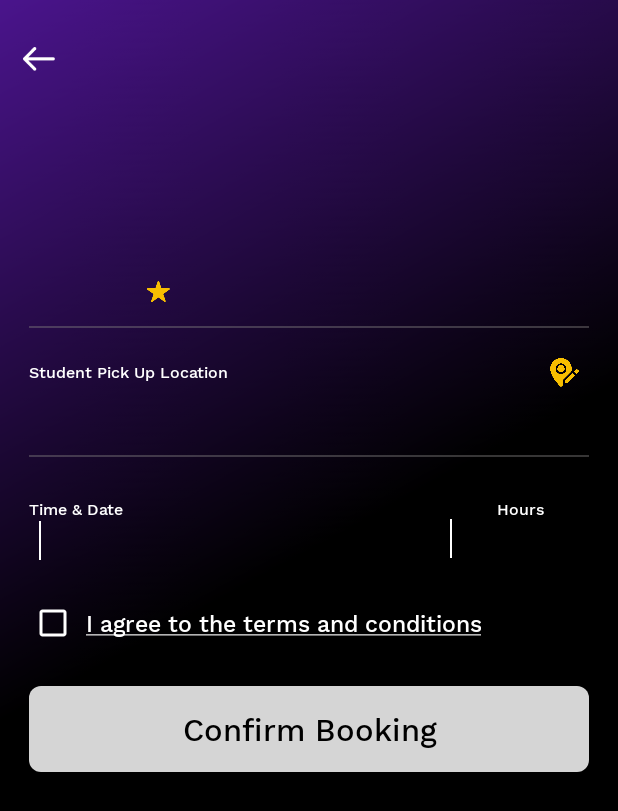
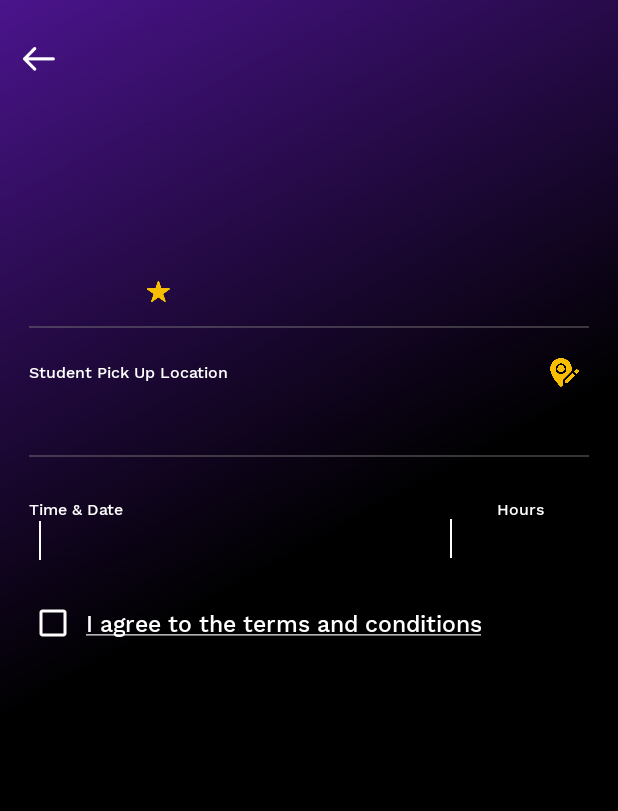
Before and after one commit to Azamat229/Tyro, an Android app: the ConfirmBookingActivity screen opened directly, with no data from a screen before it, on a phone screen of 412 x 824 dp. Shown: the top 811 px of the screen. Run offline under Robolectric (Android 15) with nearby library versions, the phone set to English and light mode, and no system bars; our stand-ins replace CircleImageView, Picasso, sdp/ssp sizes; pictures from the network do not load; 17 statements that could not run were skipped.

```diff
--- a/app/src/main/java/com/student/tyro/BookingWithCreditsSuccess.java
+++ b/app/src/main/java/com/student/tyro/BookingWithCreditsSuccess.java
@@ -134,7 +134,7 @@ public class BookingWithCreditsSuccess extends AppCompatActivity {
                                 int status = jsonObject.getInt("status");
                                 if (status == 1) {
                                     Toast.makeText(BookingWithCreditsSuccess.this, jsonObject.getString("message"), Toast.LENGTH_SHORT).show();
-                                    startActivity(new Intent(BookingWithCreditsSuccess.this, MainActivity.class));
+                                    startActivity(new Intent(BookingWithCreditsSuccess.this, BookingSuccess.class));
                                     finish();
                                 } else {
                                     Toast.makeText(BookingWithCreditsSuccess.this, jsonObject.getString("message"), Toast.LENGTH_SHORT).show();
--- a/app/src/main/java/com/student/tyro/ConfirmBookingActivity.java
+++ b/app/src/main/java/com/student/tyro/ConfirmBookingActivity.java
@@ -71,7 +71,7 @@ public class ConfirmBookingActivity extends AppCompatActivity {
     public static LinearLayout sliderDotspanel;
     CheckBox check;
     String sp_agree = "";
-    Button confrm_booking;
+    Button confrm_booking, take_by_credit;
     TextView tvprice;
     AppCompatTextView txt_terms;
     ImageView back, edit_location;
@@ -95,10 +95,11 @@ public class ConfirmBookingActivity extends AppCompatActivity {
         viewPager = findViewById(R.id.viewPager);
         sliderDotspanel = (LinearLayout) findViewById(R.id.SliderDots);
         confrm_booking = findViewById(R.id.btnConfirmBooking);
+        take_by_credit = findViewById(R.id.btnTakeByCredits);
         tvprice = findViewById(R.id.instruct_price);
         check = findViewById(R.id.check);
         back = findViewById(R.id.ivBack);
-        txt_take_by_credit = findViewById(R.id.txt_take_by_credit);
+//        txt_take_by_credit = findViewById(R.id.txt_take_by_credit);
         edit_location = findViewById(R.id.edit_location);
         tabLayout = findViewById(R.id.tabLayout);
         txt_terms = findViewById(R.id.txt_terms);
@@ -196,12 +197,14 @@ public class ConfirmBookingActivity extends AppCompatActivity {
                 if (check.isChecked()) {
                     sp_agree = "1";
                     confrm_booking.setBackgroundResource(R.drawable.bg_yellow_rounded);
-                    txt_take_by_credit.setTextColor(Color.parseColor("#F7BD01"));
+                    take_by_credit.setBackgroundResource(R.drawable.bg_yellow_rounded);
+//                    txt_take_by_credit.setTextColor(Color.parseColor("#F7BD01"));
 
                 } else {
                     sp_agree = "0";
                     confrm_booking.setBackgroundResource(R.drawable.bg_gray_rounded);
-                    txt_take_by_credit.setTextColor(Color.parseColor("#6F7E7D7D"));
+                    take_by_credit.setBackgroundResource(R.drawable.bg_gray_rounded);
+//                    txt_take_by_credit.setTextColor(Color.parseColor("#6F7E7D7D"));
                 }
             }
         });
@@ -273,7 +276,7 @@ public class ConfirmBookingActivity extends AppCompatActivity {
             }
         });
 
-        txt_take_by_credit.setOnClickListener(new View.OnClickListener() {
+        take_by_credit.setOnClickListener(new View.OnClickListener() {
             @Override
             public void onClick(View v) {
                 if (sp_agree.isEmpty() || sp_agree.equals("0")) {
@@ -311,6 +314,7 @@ public class ConfirmBookingActivity extends AppCompatActivity {
 
         sliderImg = new ArrayList<>();
         sliderImg.clear();
+
         if (networkConnection.isConnectingToInternet()) {
             get_slider_Details();
             get_credits();
@@ -415,7 +419,8 @@ public class ConfirmBookingActivity extends AppCompatActivity {
                         Log.e("CREDITS", String.valueOf(credits));
 
                         if (credits > 0) {
-                            txt_take_by_credit.setVisibility(View.VISIBLE);
+                            take_by_credit.setVisibility(View.VISIBLE);
+                            confrm_booking.setVisibility(View.GONE);
                         }
 
                     } catch (Exception e) {
--- a/app/src/main/java/com/student/tyro/Exampletimeslot.java
+++ b/app/src/main/java/com/student/tyro/Exampletimeslot.java
@@ -582,9 +582,10 @@ public class Exampletimeslot extends AppCompatActivity {
                                         priceInt = priceInt + 10;
                                         price = Float.toString(priceInt);//Now it will return "10"
                                         Log.e("PriceInt", price);
-                                    } else {
-                                        price = "50";
                                     }
+//                                    else {
+//                                        price = "50";
+//                                    }
 
 
                                     timeSlotModels.add(new TimeSlot(time_id, sp_id, from_time,
--- a/app/src/main/java/com/student/tyro/InstructorsDetailsActivity.java
+++ b/app/src/main/java/com/student/tyro/InstructorsDetailsActivity.java
@@ -311,9 +311,10 @@ public class InstructorsDetailsActivity extends AppCompatActivity {
                                 priceInt = priceInt + 10;
                                 price = Float.toString(priceInt);//Now it will return "10"
                                 Log.e("PriceInt", price);
-                            } else {
-                                price = "50";
                             }
+//                            else {
+//                                price = "50";
+//                            }
 
                             String badge = dataobject.optString("badge");
                             total_reviews = jsonObject.optString("total_reviews");
--- a/app/src/main/res/layout/activity_confirm_booking.xml
+++ b/app/src/main/res/layout/activity_confirm_booking.xml
@@ -406,20 +406,37 @@
 
         </LinearLayout>
 
-        <androidx.appcompat.widget.AppCompatTextView
-            android:id="@+id/txt_take_by_credit"
-            android:layout_width="wrap_content"
+<!--        <androidx.appcompat.widget.AppCompatTextView-->
+<!--            android:id="@+id/txt_take_by_credit"-->
+<!--            android:layout_width="wrap_content"-->
+<!--            android:layout_height="wrap_content"-->
+<!--            android:layout_gravity="center_horizontal"-->
+<!--            android:layout_marginStart="5dp"-->
+<!--            android:layout_marginTop="@dimen/_20sdp"-->
+<!--            android:visibility="gone"-->
+<!--            android:fontFamily="@font/worksans_medium"-->
+<!--            android:text="@string/take_by_credit"-->
+<!--            android:textColor="@color/colorWhite"-->
+<!--            android:textSize="@dimen/_12sdp" />-->
+
+        <androidx.appcompat.widget.AppCompatButton
+            android:id="@+id/btnTakeByCredits"
+            android:layout_width="match_parent"
             android:layout_height="wrap_content"
-            android:layout_gravity="center_horizontal"
-            android:layout_marginStart="5dp"
+            android:layout_alignParentBottom="true"
             android:layout_marginTop="@dimen/_20sdp"
+            android:background="@drawable/bg_rounded"
+            android:paddingStart="@dimen/_20sdp"
             android:visibility="gone"
-            android:fontFamily="@font/worksans_medium"
+            android:paddingLeft="@dimen/_20sdp"
+            android:paddingTop="@dimen/_10sdp"
+            android:paddingEnd="@dimen/_20sdp"
+            android:paddingRight="@dimen/_20sdp"
+            android:paddingBottom="@dimen/_10sdp"
             android:text="@string/take_by_credit"
-            android:textColor="@color/colorWhite"
-            android:textSize="@dimen/_12sdp" />
-
-
+            android:textAllCaps="false"
+            android:textColor="@color/black"
+            android:textSize="@dimen/_16ssp" />
         <androidx.appcompat.widget.AppCompatButton
             android:id="@+id/btnConfirmBooking"
             android:layout_width="match_parent"
@@ -431,6 +448,7 @@
             android:paddingLeft="@dimen/_20sdp"
             android:paddingTop="@dimen/_10sdp"
             android:paddingEnd="@dimen/_20sdp"
+            android:visibility="gone"
             android:paddingRight="@dimen/_20sdp"
             android:paddingBottom="@dimen/_10sdp"
             android:text="Confirm Booking"
```
Also changed, not shown: app/src/main/java/com/student/tyro/Fragment/MyBookings.java (+15 -11 lines).
